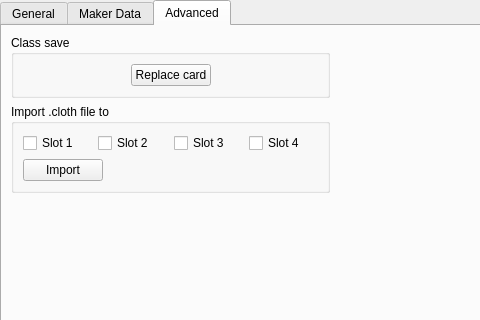
Before: the Qt Designer form src/ui/cardview.ui in geneishouko/AA2QtEdit, drawn with Qt 5; both pictures show x 0 to 480 and y 0 to 320 of the 660 by 471 pixel window.
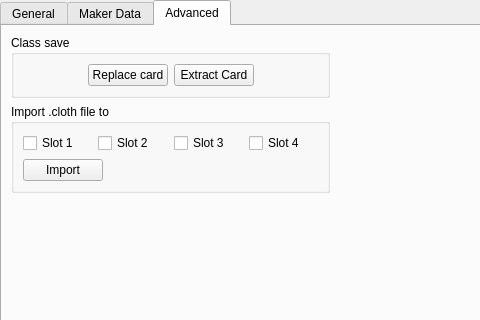
After: the same form once the commit is applied. The open tabs and pages were chosen to show the change.

Commit message: implement extract card

Patch:
```diff
--- a/src/ui/cardview.ui
+++ b/src/ui/cardview.ui
@@ -188,6 +188,13 @@
            </property>
           </widget>
          </item>
+         <item>
+          <widget class="QPushButton" name="extractCardButton">
+           <property name="text">
+            <string>Extract Card</string>
+           </property>
+          </widget>
+         </item>
          <item>
           <spacer name="horizontalSpacer">
            <property name="orientation">
@@ -195,7 +202,7 @@
            </property>
            <property name="sizeHint" stdset="0">
             <size>
-             <width>95</width>
+             <width>47</width>
              <height>20</height>
             </size>
            </property>
```
Left out of the diff: 19 changed lines with no effect on the pictures. The commit also changes 7 other files.
